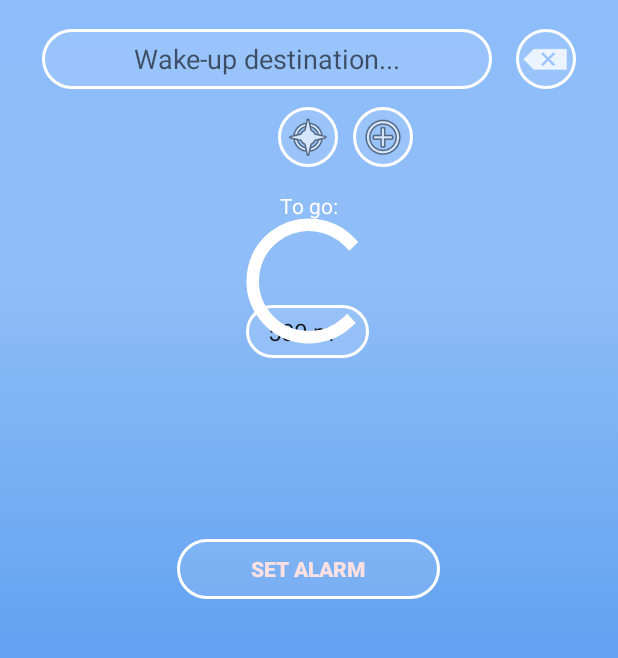
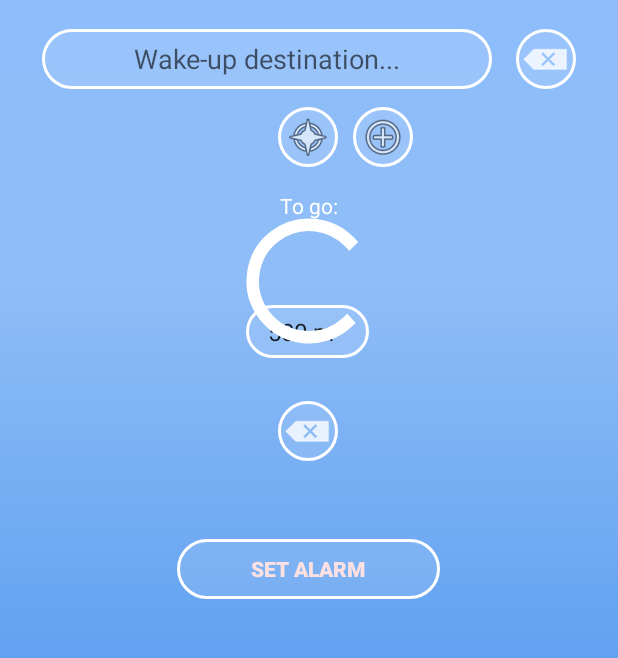
Before and after one commit to Segouta/Sleepy, an Android app: the layout activity_main.xml on its own in the app's theme, with its tools: preview values and no code run, on a phone screen of 412 x 824 dp, the part 337-995 px from its top. Run offline under Robolectric (Android 15) with nearby library versions, the phone set to English and light mode, and no system bars; network calls fail.

Commit message:
Eighteenth commit, basically done now

```diff
--- a/app/src/main/AndroidManifest.xml
+++ b/app/src/main/AndroidManifest.xml
@@ -5,8 +5,7 @@
     <uses-permission android:name="android.permission.INTERNET" />
     <uses-permission android:name="android.permission.ACCESS_FINE_LOCATION"/>
     <uses-permission android:name="android.permission.ACCESS_COARSE_LOCATION"/>
-
-
+    <uses-permission android:name="android.permission.VIBRATE"/>
 
     <application
         android:allowBackup="true"
--- a/app/src/main/java/com/example/christian/sleepy/SplashActivity.java
+++ b/app/src/main/java/com/example/christian/sleepy/SplashActivity.java
@@ -119,6 +119,7 @@ public class SplashActivity extends AppCompatActivity {
                             Log.w("Creating user failed", "createUserWithEmail:failure", task.getException());
                             Toast.makeText(SplashActivity.this, "Failed to create new user...",
                                     Toast.LENGTH_SHORT).show();
+                            setVisibility("signup");
 
                         }
                     }
@@ -139,6 +140,7 @@ public class SplashActivity extends AppCompatActivity {
                             Log.w("Logging In Failed", "signInWithEmail:failure", task.getException());
                             Toast.makeText(SplashActivity.this, "Login failed.",
                                     Toast.LENGTH_SHORT).show();
+                            setVisibility("login");
 
                         }
                     }
--- a/app/src/main/res/layout/activity_main.xml
+++ b/app/src/main/res/layout/activity_main.xml
@@ -61,6 +61,7 @@
         android:layout_height="40dp"
         android:layout_marginStart="28dp"
         android:layout_marginTop="244dp"
+        android:inputType="text"
         android:background="@drawable/rounded_edittext"
         android:hint="Wake-up destination..."
         android:textAlignment="center"
@@ -97,6 +98,22 @@
         app:layout_constraintStart_toEndOf="@+id/searchText"
         app:layout_constraintTop_toTopOf="@+id/searchText"
         app:layout_constraintVertical_bias="1.0" />
+
+    <Button
+        android:id="@+id/resetButton"
+        android:layout_width="40dp"
+        android:layout_height="40dp"
+        android:layout_marginEnd="8dp"
+        android:layout_marginStart="8dp"
+        android:layout_marginTop="492dp"
+        android:background="@drawable/rounded_edittext"
+        android:drawableLeft="@android:drawable/ic_input_delete"
+        android:onClick="resetClicked"
+        android:paddingLeft="3dp"
+        app:layout_constraintEnd_toEndOf="parent"
+        app:layout_constraintHorizontal_bias="0.498"
+        app:layout_constraintStart_toStartOf="parent"
+        app:layout_constraintTop_toTopOf="parent" />
 
     <Button
         android:id="@+id/shareButton"
--- a/app/src/main/res/layout/activity_splash.xml
+++ b/app/src/main/res/layout/activity_splash.xml
@@ -89,7 +89,6 @@
         android:layout_marginEnd="8dp"
         android:layout_marginStart="8dp"
         android:background="@drawable/rounded_edittext"
-
         android:ems="10"
         android:hint="username"
         android:inputType="text"
```
Also changed, not shown: app/src/main/java/com/example/christian/sleepy/MainActivity.java (+44 -10 lines).
